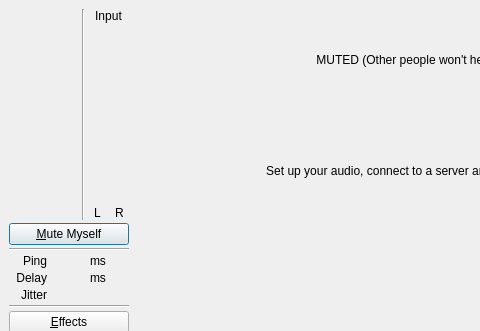
The window that src/clientdlgbase.ui (ignotus666/jamulus) describes before a commit, drawn with Qt 5; both pictures show x 0 to 480 and y 0 to 331 of the 714 by 443 pixel window.
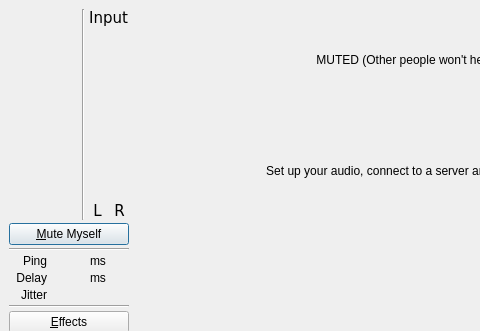
The same window after the commit. Icons and pictures are not drawn. Custom widgets are drawn as their Qt base class.

```diff
--- a/src/clientdlgbase.ui
+++ b/src/clientdlgbase.ui
@@ -102,6 +102,12 @@
                <layout class="QVBoxLayout">
                 <item>
                  <widget class="QLabel" name="lblInputLEDMeter">
+                  <property name="font">
+                   <font>
+                    <family>DejaVu Sans</family>
+                    <pointsize>11</pointsize>
+                   </font>
+                  </property>
                   <property name="text">
                    <string>Input</string>
                   </property>
@@ -162,6 +168,12 @@
                       <height>16777215</height>
                      </size>
                     </property>
+                    <property name="font">
+                     <font>
+                      <family>DejaVu Sans</family>
+                      <pointsize>11</pointsize>
+                     </font>
+                    </property>
                     <property name="text">
                      <string>L</string>
                     </property>
@@ -184,6 +196,12 @@
                       <height>16777215</height>
                      </size>
                     </property>
+                    <property name="font">
+                     <font>
+                      <family>DejaVu Sans</family>
+                      <pointsize>11</pointsize>
+                     </font>
+                    </property>
                     <property name="text">
                      <string>R</string>
                     </property>
```
